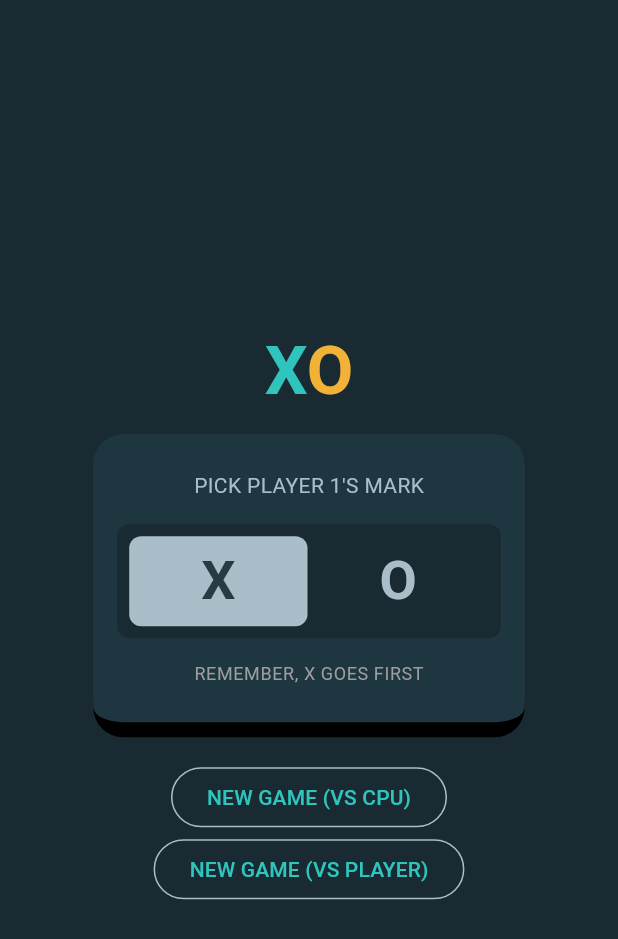
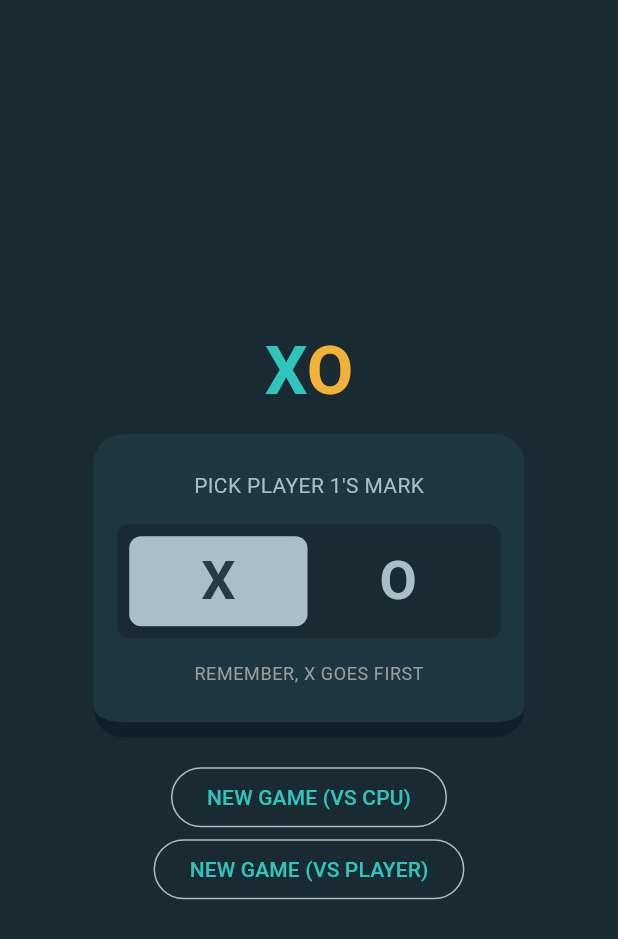
Before and after one commit to Mirror83/tic_tac_toe_flutter, a Flutter app: the screen it shows after launch, on a phone screen of 412 x 824 dp. Shown: the top 939 px of the screen. Run offline on Flutter 3.47's test engine with Material 3 defaults, Android fonts, the phone set to English and light mode, and no system bars.

Commit message:
Added custom shadow colour

```diff
--- a/lib/main.dart
+++ b/lib/main.dart
@@ -17,6 +17,7 @@ class MainApp extends StatelessWidget {
           secondary: Color(0xFFF2B237),
           tertiary: Color(0xFFA9BEC9),
           error: Colors.red,
+          shadow: Color(0xFF102028),
           surface: Color(0xFF192A32),
           surfaceContainer: Color(0xFF1E3640),
           onPrimary: Color(0xFF0D4E50),
```
